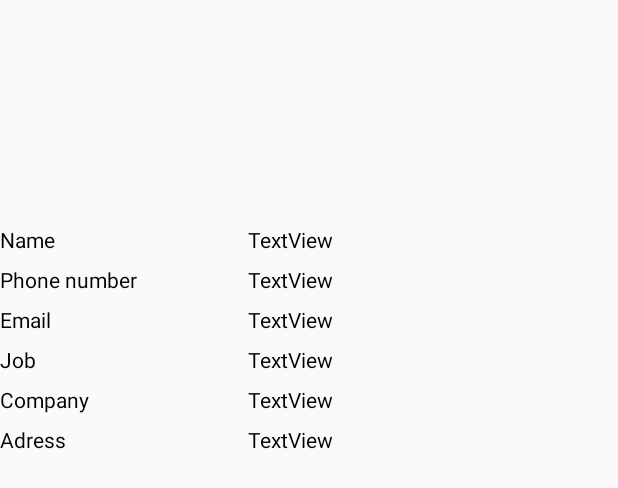
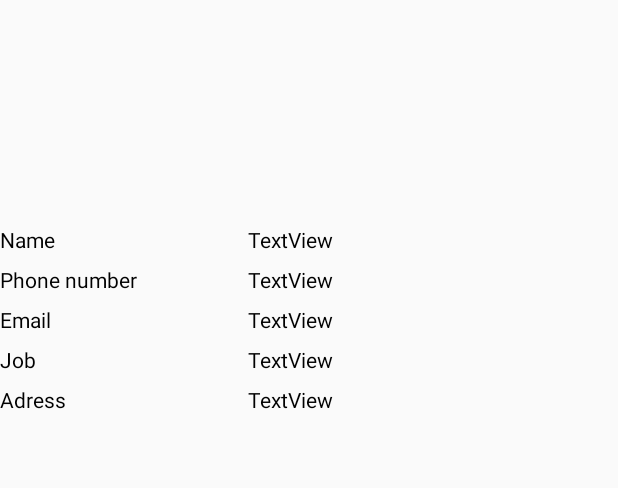
Before and after one commit to JusTmaino/android-Busniess-Card, an Android app: the layout show_business_card.xml on its own in the app's theme, with its tools: preview values and no code run, on a phone screen of 412 x 824 dp. Shown: the top 488 px of the screen. Run offline under Robolectric (Android 15) with nearby library versions, the phone set to English and light mode, and no system bars.

Commit message:
fix list problems

```diff
--- a/app/src/main/res/layout/contact_list.xml
+++ b/app/src/main/res/layout/contact_list.xml
@@ -7,6 +7,8 @@
 <ListView
 android:id="@+id/listContacts"
 android:layout_width="wrap_content"
-android:layout_height="wrap_content" />
+android:layout_height="wrap_content"
+    android:background="@color/colorPrimaryDark"
+    />
 
 </RelativeLayout>
--- a/app/src/main/res/layout/show_business_card.xml
+++ b/app/src/main/res/layout/show_business_card.xml
@@ -118,29 +118,7 @@
             android:text="TextView"
             android:textColor="@android:color/background_dark" />
     </LinearLayout>
-    <LinearLayout
-        android:layout_width="match_parent"
-        android:layout_height="wrap_content"
-        android:contextClickable="false"
-        android:orientation="horizontal"
-        android:paddingBottom="7sp">
 
-        <TextView
-            android:id="@+id/entreprise"
-            android:layout_width="match_parent"
-            android:layout_height="wrap_content"
-            android:layout_weight="3"
-            android:text="Company"
-            android:textColor="@android:color/background_dark" />
-
-        <TextView
-            android:id="@+id/contactCompany"
-            android:layout_width="match_parent"
-            android:layout_height="wrap_content"
-            android:layout_weight="2"
-            android:text="TextView"
-            android:textColor="@android:color/background_dark" />
-    </LinearLayout>
     <LinearLayout
         android:layout_width="match_parent"
         android:layout_height="wrap_content"
```
Also changed, not shown: app/src/main/java/com/example/amine/busniess_card/ContactImportActivity.java (+76 -5 lines), app/src/main/java/com/example/amine/busniess_card/ContactListActivity.java (+9 -12 lines), app/src/main/java/com/example/amine/busniess_card/ShowMyContactActivity.java (+23 -2 lines), app/src/main/res/layout/lv_layout.xml (+3 -20 lines).
